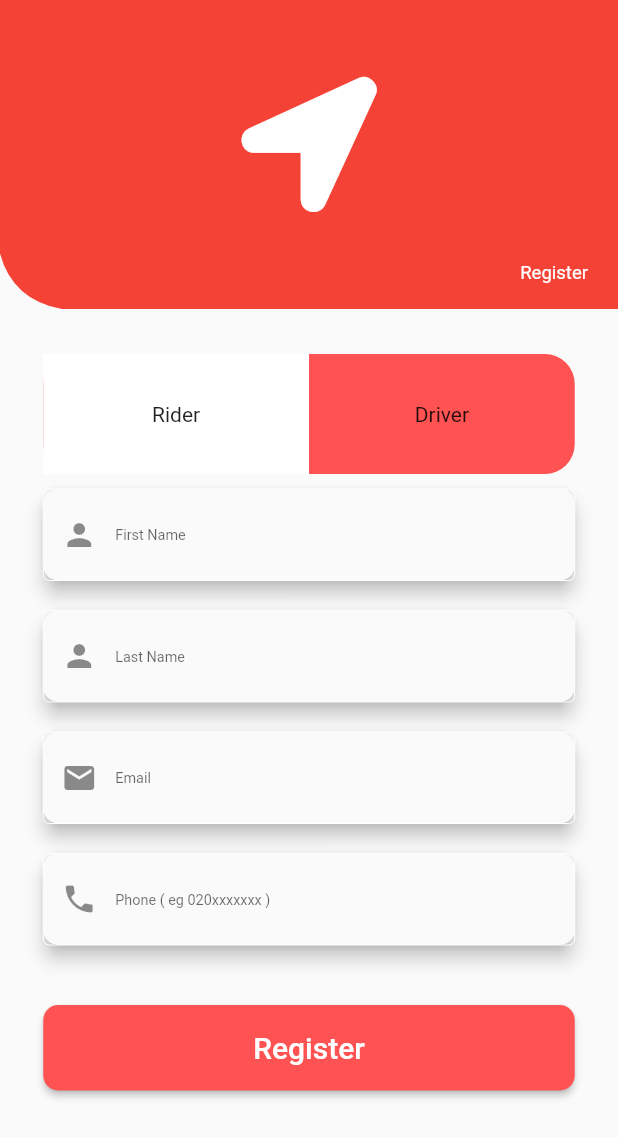
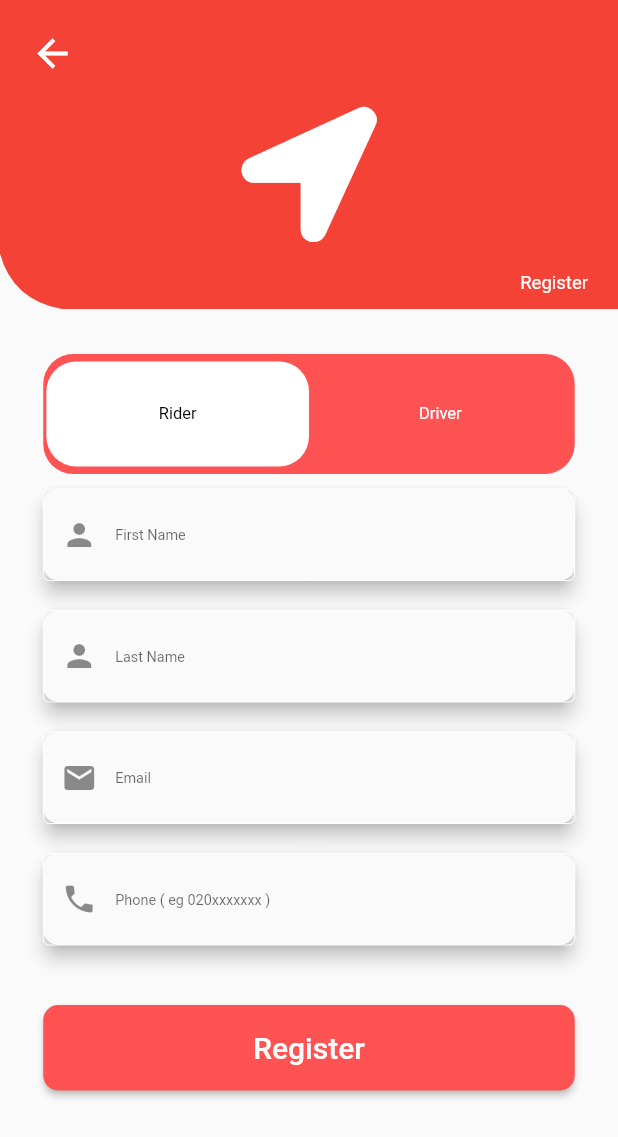
Before and after one commit to dennismensah/uber_clone, a Flutter app: the screen it shows after launch, after a tap on "Register", on a phone screen of 412 x 824 dp. Shown: the top 1137 px of the screen. Run offline on Flutter 3.47's test engine with Material 2 defaults, Android fonts, the phone set to English and light mode, and no system bars; our stand-ins replace auto_route, bloc, cloud_firestore, dartz, firebase_auth, firebase_core and 11 more; accounts and stored records are empty; generated files the repository leaves out were written again.

Commit message:
Add social media login buttons

```diff
--- a/lib/presentation/core/auth_header_widget.dart
+++ b/lib/presentation/core/auth_header_widget.dart
@@ -1,3 +1,4 @@
+import 'package:auto_route/auto_route.dart';
 import 'package:flutter/material.dart';
 import 'package:font_awesome_flutter/font_awesome_flutter.dart';
 import 'package:sizer/sizer.dart';
@@ -28,7 +29,8 @@ class ShapePainter extends CustomPainter {
 class AuthHeader extends StatelessWidget {
   final String title;
   const AuthHeader({
-    Key key,this.title,
+    Key key,
+    this.title,
   }) : super(key: key);
 
   @override
@@ -41,7 +43,20 @@ class AuthHeader extends StatelessWidget {
         child: Column(
           mainAxisAlignment: MainAxisAlignment.spaceAround,
           children: [
-            const SizedBox(),
+            if (title == 'Sign In')
+              const SizedBox()
+            else
+              GestureDetector(
+                onTap: () => ExtendedNavigator.of(context).pop(),
+                child: const Align(
+                  alignment: Alignment.topLeft,
+                  child: Padding(
+                    padding: EdgeInsets.only(left: 20.0, top: 10.0),
+                    child: Icon(Icons.arrow_back_sharp,
+                        color: Colors.white, size: 30.0),
+                  ),
+                ),
+              ),
             const Center(
               child: FaIcon(
                 FontAwesomeIcons.locationArrow,
@@ -49,11 +64,12 @@ class AuthHeader extends StatelessWidget {
                 size: 90.0,
               ),
             ),
-             Align(
+            Align(
               alignment: Alignment.bottomRight,
               child: Padding(
                 padding: const EdgeInsets.only(right: 20.0),
-                child: Text(title,style:TextStyle(fontSize: 9.0.sp,color:Colors.white)),
+                child: Text(title,
+                    style: TextStyle(fontSize: 9.0.sp, color: Colors.white)),
               ),
             ),
           ],
--- a/lib/presentation/register/widgets/register_form.dart
+++ b/lib/presentation/register/widgets/register_form.dart
@@ -27,7 +27,7 @@ class RegisterForm extends HookWidget {
             decoration: const BoxDecoration(
               color: Colors.redAccent,
               borderRadius: BorderRadius.all(
-                Radius.circular(19.9),
+                Radius.circular(20.0),
               ),
             ),
             width: 100.0.w,
@@ -38,31 +38,49 @@ class RegisterForm extends HookWidget {
                 GestureDetector(
                   onTap: () => userType.value = 0,
                   child: Container(
+                    decoration: BoxDecoration(
+                      color: userType.value == 1
+                          ? Colors.transparent
+                          : Colors.white,
+                      borderRadius: const BorderRadius.all(
+                        Radius.circular(20.0),
+                      ),
+                    ),
+                    margin: EdgeInsets.only(left: 0.5.w),
                     alignment: Alignment.center,
-                    color:
-                        userType.value == 1 ? Colors.transparent : Colors.white,
-                    width: 43.0.w,
-                    height: 80.0,
-                    child: const Text(
+                    width: 42.5.w,
+                    height: 70.0,
+                    child: Text(
                       'Rider',
-                      // style: TextStyle(
-                      //   color: userType.value == 1
-                      //       ? Colors.white
-                      //       : Colors.grey,
-
-                      // ),
+                      style: TextStyle(
+                          color:
+                              userType.value == 1 ? Colors.white : Colors.black,
+                          fontSize: 8.0.sp),
                     ),
                   ),
                 ),
                 GestureDetector(
                   onTap: () => userType.value = 1,
                   child: Container(
+                    decoration: BoxDecoration(
+                      color: userType.value == 0
+                          ? Colors.transparent
+                          : Colors.white,
+                      borderRadius: const BorderRadius.all(
+                        Radius.circular(20.0),
+                      ),
+                    ),
+                    margin: EdgeInsets.only(right: 0.5.w),
                     alignment: Alignment.center,
-                    color:
-                        userType.value == 0 ? Colors.transparent : Colors.white,
-                    width: 43.0.w,
-                    height: 80.0,
-                    child: const Text('Driver'),
+                    width: 42.5.w,
+                    height: 70.0,
+                    child: Text(
+                      'Driver',
+                      style: TextStyle(
+                          color:
+                              userType.value == 0 ? Colors.white : Colors.black,
+                          fontSize: 8.0.sp),
+                    ),
                   ),
                 ),
               ],
--- a/lib/presentation/sign_in/widgets/sign_in_form.dart
+++ b/lib/presentation/sign_in/widgets/sign_in_form.dart
@@ -138,7 +138,56 @@ class SignInForm extends StatelessWidget {
                 ),
               ],
             ),
-          )
+          ),
+          Padding(
+            padding: const EdgeInsets.only(top: 20.0),
+            child: Row(
+              mainAxisAlignment: MainAxisAlignment.center,
+              children: [
+                SizedBox(
+                    width: 20.0.w,
+                    child: const Divider(
+                      thickness: 2.0,
+                      color: Colors.grey,
+                    )),
+                Text('  Or  ', style: TextStyle(fontSize: 7.0.sp)),
+                SizedBox(
+                  width: 20.0.w,
+                  child: const Divider(
+                    thickness: 2.0,
+                    color: Colors.grey,
+                  ),
+                ),
+              ],
+            ),
+          ),
+          Padding(
+            padding: const EdgeInsets.only(top: 30.0),
+            child: Row(
+              mainAxisAlignment: MainAxisAlignment.center,
+              children: [
+                const CircleAvatar(
+                  backgroundColor: Colors.black12,
+                  radius: 30.0,
+                  child: FaIcon(
+                    FontAwesomeIcons.google,
+                    color: Colors.red,
+                  ),
+                ),
+                SizedBox(
+                  width: 4.0.w,
+                ),
+                const CircleAvatar(
+                  backgroundColor: Colors.black12,
+                  radius: 30.0,
+                  child: FaIcon(
+                    FontAwesomeIcons.facebook,
+                    color: Colors.blue,
+                  ),
+                ),
+              ],
+            ),
+          ),
         ],
       ),
     );
@@ -339,7 +388,6 @@ class SignInForm extends StatelessWidget {
   }
 }
 
-
 // class SignInForm extends StatelessWidget {
 //   @override
 //   Widget build(BuildContext context) {
```
Also changed, not shown: 1 other file.
